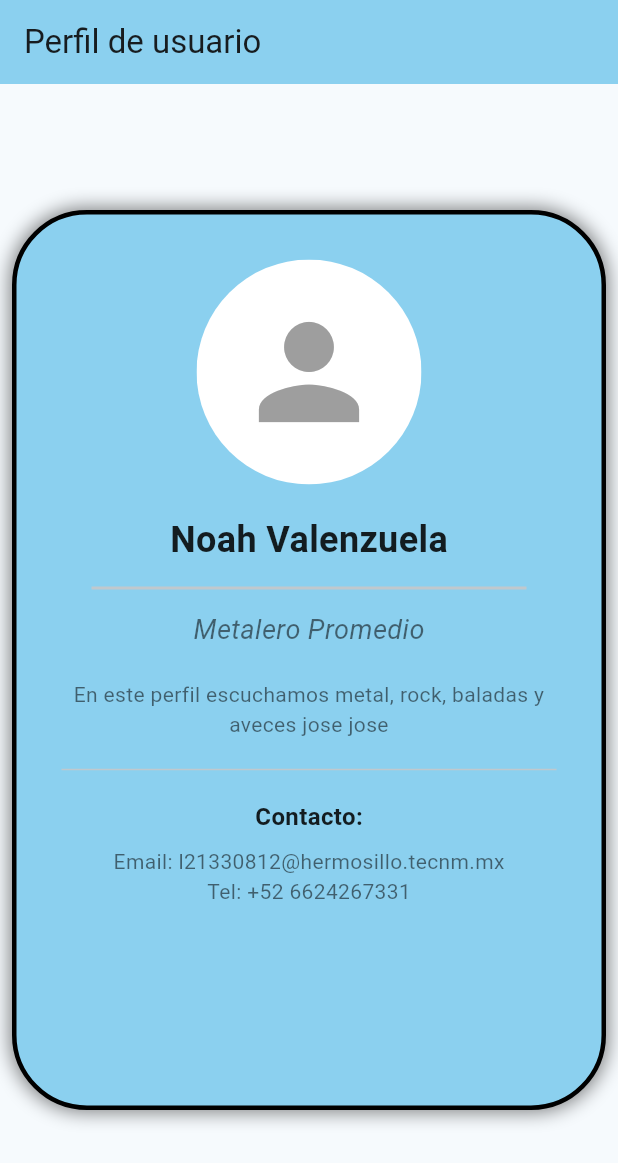
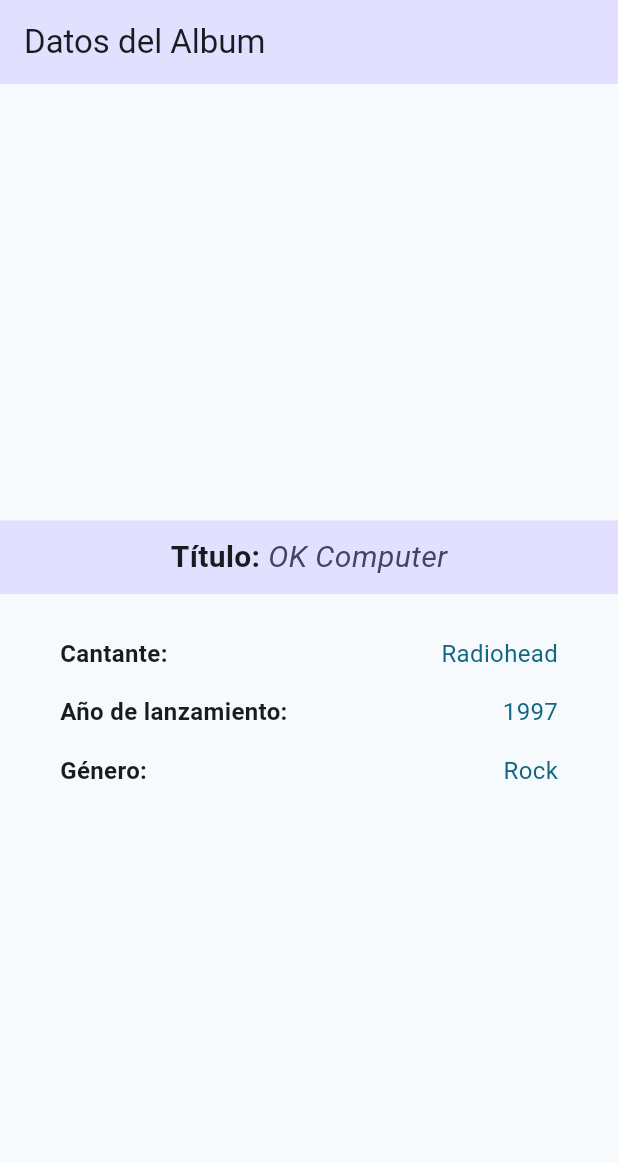
Before and after one commit to noahvalenzuela07/album_biblio, a Flutter app: the screen it shows after launch, on a phone screen of 412 x 824 dp. Shown: the top 1163 px of the screen. Run offline on Flutter 3.47's test engine with Material 3 defaults, Android fonts, the phone set to English and light mode, and no system bars.

Commit message:
Ejercicio 12: Se crea el modelo Album y la vista AlbumVista

```diff
--- /dev/null
+++ b/lib/album.dart
@@ -0,0 +1,20 @@
+class Album {
+  String titulo;
+  String cantante;
+  int anio;
+  String genero;
+
+  Album({
+    required this.titulo,
+    required this.cantante,
+    required this.anio,
+    required this.genero,
+  });
+
+  Album.porDefecto({
+    this.titulo = "OK Computer",
+    this.cantante = "Radiohead",
+    this.anio = 1997,
+    this.genero = "Rock",
+  });
+}
--- a/lib/main.dart
+++ b/lib/main.dart
@@ -1,5 +1,8 @@
 import 'package:flutter/material.dart';
-import 'package:album_biblio/views/perfil_usuario.dart';
+// Importamos la nueva pantalla de álbum
+import 'package:album_biblio/views/album_vista.dart';
+// Importamos el modelo de datos
+import 'package:album_biblio/album.dart';
 
 void main() {
   runApp(const MyApp());
@@ -10,16 +13,17 @@
 
   @override
   Widget build(BuildContext context) {
+    // 1. Crear un objeto Album con los datos de ejemplo del profesor (OK Computer)
+    final Album albumEjemplo = Album.porDefecto();
+
     return MaterialApp(
-      title: 'Album Biblio', // Título que aparece en la barra de tareas.
+      title: 'Album Biblio',
       theme: ThemeData(
-        // Puedes cambiar el tema aquí. Usaremos el tema base.
         colorScheme: ColorScheme.fromSeed(seedColor: Colors.blueGrey),
         useMaterial3: true,
       ),
-      // home: Define la primera pantalla que se muestra.
-      // Aquí usamos nuestro nuevo widget PerfilUsuario.
-      home: const PerfilUsuario(),
+      // 2. Usar AlbumVista como home, pasándole el objeto creado
+      home: AlbumVista(album: albumEjemplo),
     );
   }
 }
--- /dev/null
+++ b/lib/views/album_vista.dart
@@ -0,0 +1,76 @@
+import 'package:flutter/material.dart';
+import 'package:album_biblio/album.dart'; // Importamos la clase Album
+
+// 1. Clase AlbumVista (StatelessWidget)
+class AlbumVista extends StatelessWidget {
+  // 2. Propiedad 'album': Necesita recibir un objeto Album para mostrar sus datos.
+  final Album album;
+
+  // 3. Constructor: Requiere un objeto Album al ser creada.
+  const AlbumVista({super.key, required this.album});
+
+  @override
+  Widget build(BuildContext context) {
+    // Scaffold: Estructura base de la pantalla.
+    return Scaffold(
+      appBar: AppBar(
+        title: const Text("Datos del Album"), // Título: "Datos del Album"
+        backgroundColor: Theme.of(context).colorScheme.tertiaryContainer, // Color del contenedor terciario
+      ),
+      body: Center(
+        child: Column( // Organiza todo verticalmente.
+          mainAxisAlignment: MainAxisAlignment.center,
+          children: [
+            // Título: Se usa un Container con Row para el estilo del encabezado (Código 5-42)
+            Container(
+              color: Theme.of(context).colorScheme.tertiaryContainer, // Color de fondo del contenedor
+              padding: const EdgeInsets.symmetric(horizontal: 20, vertical: 10),
+              child: Row(
+                mainAxisAlignment: MainAxisAlignment.center,
+                children: [
+                  const Text('Título: ',
+                    style: TextStyle (fontWeight: FontWeight.bold, fontSize: 20),
+                  ),
+                  // Muestra el título del álbum usando 'album.titulo'
+                  Text(album.titulo,
+                    style: TextStyle(
+                      fontStyle: FontStyle.italic,
+                      fontSize: 20.0,
+                      color: Theme.of(context).colorScheme.onTertiaryContainer),
+                  ),
+                ],
+              ),
+            ),
+
+            const SizedBox(height: 20), // Separación
+
+            // --- Campos de Información (Cantante, Año, Género) ---
+            _buildDataRow(context, "Cantante:", album.cantante),
+            _buildDataRow(context, "Año de lanzamiento:", album.anio.toString()), // Convertir int a String
+            _buildDataRow(context, "Género:", album.genero),
+          ],
+        ),
+      ),
+    );
+  }
+
+  // Función auxiliar privada para construir las filas de datos con estilo uniforme
+  Widget _buildDataRow(BuildContext context, String label, String value) {
+    return Padding(
+      padding: const EdgeInsets.symmetric(vertical: 8.0, horizontal: 40.0),
+      child: Row(
+        mainAxisAlignment: MainAxisAlignment.spaceBetween, // Espacio entre etiqueta y valor
+        children: [
+          // Etiqueta (Ej. "Cantante:")
+          Text(label,
+            style: const TextStyle(fontWeight: FontWeight.bold, fontSize: 16),
+          ),
+          // Valor (Ej. "Radiohead")
+          Text(value,
+            style: TextStyle(fontSize: 16.0, color: Theme.of(context).colorScheme.primary),
+          ),
+        ],
+      ),
+    );
+  }
+}
```
